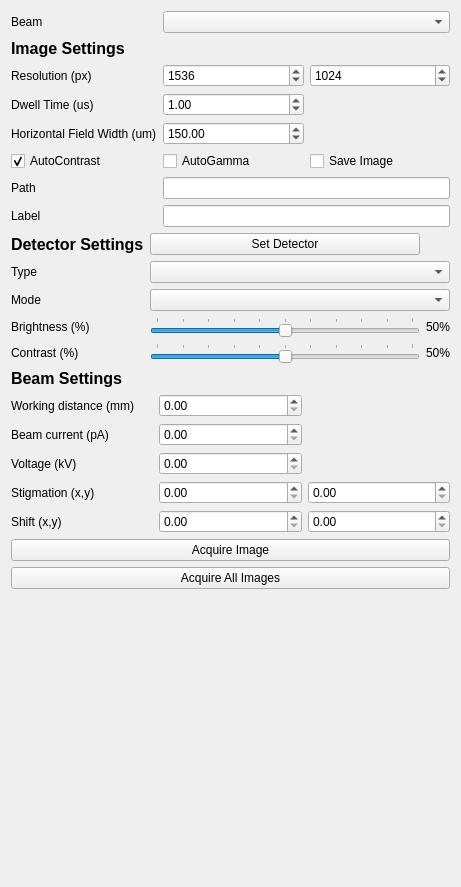
Old version of the form fibsem/ui/qtdesigner_files/ImageSettingsWidget.ui in the repository DeMarcoLab/fibsem.
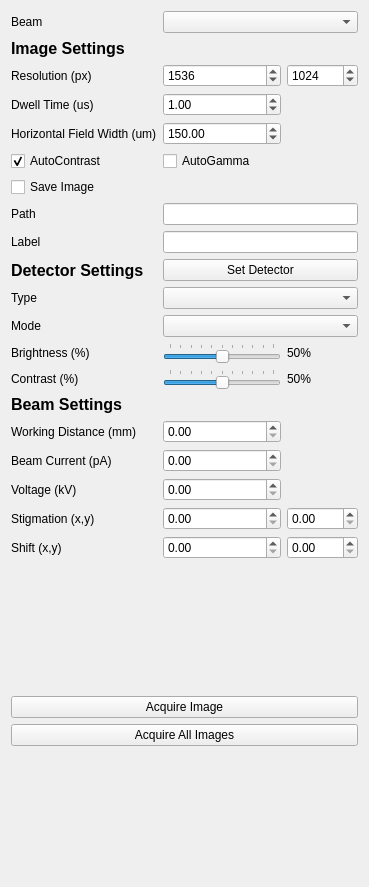
New version of the form.

```diff
--- a/fibsem/ui/qtdesigner_files/ImageSettingsWidget.ui
+++ b/fibsem/ui/qtdesigner_files/ImageSettingsWidget.ui
@@ -6,7 +6,7 @@
    <rect>
     <x>0</x>
     <y>0</y>
-    <width>461</width>
+    <width>369</width>
     <height>887</height>
    </rect>
   </property>
@@ -14,16 +14,78 @@
    <string>Form</string>
   </property>
   <layout class="QGridLayout" name="gridLayout">
-   <item row="0" column="1">
-    <layout class="QGridLayout" name="gridLayout_2">
-     <item row="6" column="0">
-      <widget class="QLabel" name="label_image_save_path">
+   <item row="9" column="1" colspan="2">
+    <widget class="QLineEdit" name="lineEdit_image_path"/>
+   </item>
+   <item row="10" column="0">
+    <widget class="QLabel" name="label_image_label">
        <property name="text">
-        <string>Path</string>
+      <string>Label</string>
        </property>
       </widget>
      </item>
-     <item row="2" column="1">
+   <item row="15" column="2">
+    <widget class="QLabel" name="contrast_label">
+     <property name="text">
+      <string>50%</string>
+     </property>
+    </widget>
+   </item>
+   <item row="15" column="1">
+    <widget class="QSlider" name="contrast">
+     <property name="maximum">
+      <number>100</number>
+     </property>
+     <property name="sliderPosition">
+      <number>50</number>
+     </property>
+     <property name="orientation">
+      <enum>Qt::Horizontal</enum>
+     </property>
+     <property name="tickPosition">
+      <enum>QSlider::TicksAbove</enum>
+     </property>
+     <property name="tickInterval">
+      <number>10</number>
+     </property>
+    </widget>
+   </item>
+   <item row="14" column="0">
+    <widget class="QLabel" name="label_4">
+     <property name="text">
+      <string>Brightness (%)</string>
+     </property>
+    </widget>
+   </item>
+   <item row="21" column="0">
+    <widget class="QLabel" name="label_12">
+     <property name="text">
+      <string>Shift (x,y)</string>
+     </property>
+    </widget>
+   </item>
+   <item row="20" column="2">
+    <widget class="QDoubleSpinBox" name="stigmation_y">
+     <property name="maximum">
+      <double>1000.000000000000000</double>
+     </property>
+    </widget>
+   </item>
+   <item row="23" column="0" colspan="3">
+    <widget class="QPushButton" name="pushButton_take_image">
+     <property name="text">
+      <string>Acquire Image</string>
+     </property>
+    </widget>
+   </item>
+   <item row="20" column="1">
+    <widget class="QDoubleSpinBox" name="stigmation_x">
+     <property name="maximum">
+      <double>1000.000000000000000</double>
+     </property>
+    </widget>
+   </item>
+   <item row="4" column="1">
       <widget class="QSpinBox" name="spinBox_resolution_x">
        <property name="minimum">
         <number>1</number>
@@ -36,27 +98,35 @@
        </property>
       </widget>
      </item>
-     <item row="4" column="0">
+   <item row="8" column="0">
+    <widget class="QCheckBox" name="checkBox_image_save_image">
+     <property name="text">
+      <string>Save Image</string>
+     </property>
+    </widget>
+   </item>
+   <item row="14" column="2">
+    <widget class="QLabel" name="brightness_label">
+     <property name="text">
+      <string>50%</string>
+     </property>
+    </widget>
+   </item>
+   <item row="6" column="0">
       <widget class="QLabel" name="label_image_hfw">
        <property name="text">
         <string>Horizontal Field Width (um)</string>
        </property>
       </widget>
      </item>
-     <item row="3" column="1">
-      <widget class="QDoubleSpinBox" name="doubleSpinBox_image_dwell_time">
-       <property name="maximum">
-        <double>10000000000000.000000000000000</double>
-       </property>
-       <property name="singleStep">
-        <double>0.010000000000000</double>
-       </property>
-       <property name="value">
-        <double>1.000000000000000</double>
+   <item row="7" column="1">
+    <widget class="QCheckBox" name="checkBox_image_use_autogamma">
+     <property name="text">
+      <string>AutoGamma</string>
        </property>
       </widget>
      </item>
-     <item row="4" column="1">
+   <item row="6" column="1">
       <widget class="QDoubleSpinBox" name="doubleSpinBox_image_hfw">
        <property name="maximum">
         <double>2700.000000000000000</double>
@@ -69,40 +139,36 @@
        </property>
       </widget>
      </item>
-     <item row="5" column="2">
-      <widget class="QCheckBox" name="checkBox_image_save_image">
-       <property name="text">
-        <string>Save Image</string>
+   <item row="14" column="1">
+    <widget class="QSlider" name="brightness">
+     <property name="maximum">
+      <number>100</number>
+     </property>
+     <property name="sliderPosition">
+      <number>50</number>
+     </property>
+     <property name="orientation">
+      <enum>Qt::Horizontal</enum>
+     </property>
+     <property name="invertedAppearance">
+      <bool>false</bool>
+     </property>
+     <property name="tickPosition">
+      <enum>QSlider::TicksAbove</enum>
+     </property>
+     <property name="tickInterval">
+      <number>10</number>
        </property>
       </widget>
      </item>
-     <item row="0" column="1" colspan="2">
-      <widget class="QComboBox" name="selected_beam"/>
-     </item>
      <item row="5" column="0">
-      <widget class="QCheckBox" name="checkBox_image_use_autocontrast">
-       <property name="text">
-        <string>AutoContrast</string>
-       </property>
-       <property name="checked">
-        <bool>true</bool>
-       </property>
-      </widget>
-     </item>
-     <item row="7" column="1" colspan="2">
-      <widget class="QLineEdit" name="lineEdit_image_label"/>
-     </item>
-     <item row="3" column="0">
       <widget class="QLabel" name="label_image_dwell_time">
        <property name="text">
         <string>Dwell Time (us)</string>
        </property>
       </widget>
      </item>
-     <item row="6" column="1" colspan="2">
-      <widget class="QLineEdit" name="lineEdit_image_path"/>
-     </item>
-     <item row="2" column="2">
+   <item row="4" column="2">
       <widget class="QSpinBox" name="spinBox_resolution_y">
        <property name="minimum">
         <number>1</number>
@@ -115,15 +181,8 @@
        </property>
       </widget>
      </item>
-     <item row="7" column="0">
-      <widget class="QLabel" name="label_image_label">
-       <property name="text">
-        <string>Label</string>
-       </property>
-      </widget>
-     </item>
-     <item row="1" column="0" colspan="3">
-      <widget class="QLabel" name="label_title">
+   <item row="16" column="0" colspan="2">
+    <widget class="QLabel" name="label_6">
        <property name="font">
         <font>
          <pointsize>12</pointsize>
@@ -132,50 +191,81 @@
         </font>
        </property>
        <property name="text">
-        <string>Image Settings</string>
+      <string>Beam Settings</string>
        </property>
       </widget>
      </item>
-     <item row="2" column="0">
+   <item row="15" column="0">
+    <widget class="QLabel" name="label_5">
+     <property name="text">
+      <string>Contrast (%)</string>
+     </property>
+    </widget>
+   </item>
+   <item row="21" column="2">
+    <widget class="QDoubleSpinBox" name="shift_y">
+     <property name="maximum">
+      <double>1000.000000000000000</double>
+     </property>
+    </widget>
+   </item>
+   <item row="4" column="0">
       <widget class="QLabel" name="label_image_resolution">
        <property name="text">
         <string>Resolution (px)</string>
        </property>
       </widget>
      </item>
-     <item row="5" column="1">
-      <widget class="QCheckBox" name="checkBox_image_use_autogamma">
+   <item row="24" column="0" colspan="3">
+    <widget class="QPushButton" name="pushButton_take_all_images">
        <property name="text">
-        <string>AutoGamma</string>
+      <string>Acquire All Images</string>
        </property>
       </widget>
      </item>
-     <item row="0" column="0">
+   <item row="2" column="0">
+    <widget class="QLabel" name="label_title">
+     <property name="font">
+      <font>
+       <pointsize>12</pointsize>
+       <weight>75</weight>
+       <bold>true</bold>
+      </font>
+     </property>
+     <property name="text">
+      <string>Image Settings</string>
+     </property>
+    </widget>
+   </item>
+   <item row="20" column="0">
+    <widget class="QLabel" name="label_11">
+     <property name="text">
+      <string>Stigmation (x,y)</string>
+     </property>
+    </widget>
+   </item>
+   <item row="17" column="1">
+    <widget class="QDoubleSpinBox" name="working_distance">
+     <property name="maximum">
+      <double>1000.000000000000000</double>
+     </property>
+    </widget>
+   </item>
+   <item row="9" column="0">
+    <widget class="QLabel" name="label_image_save_path">
+     <property name="text">
+      <string>Path</string>
+     </property>
+    </widget>
+   </item>
+   <item row="1" column="0">
       <widget class="QLabel" name="label_8">
        <property name="text">
         <string>Beam</string>
        </property>
       </widget>
      </item>
-    </layout>
-   </item>
-   <item row="1" column="1">
-    <layout class="QGridLayout" name="gridLayout_3">
-     <item row="3" column="0">
-      <widget class="QLabel" name="label_3">
-       <property name="text">
-        <string>Mode</string>
-       </property>
-      </widget>
-     </item>
-     <item row="5" column="2">
-      <widget class="QLabel" name="contrast_label">
-       <property name="text">
-        <string>50%</string>
-       </property>
-      </widget>
-     </item>
-     <item row="0" column="0">
+   <item row="11" column="0">
       <widget class="QLabel" name="label">
        <property name="font">
         <font>
@@ -189,205 +279,92 @@
        </property>
       </widget>
      </item>
-     <item row="4" column="0">
-      <widget class="QLabel" name="label_4">
-       <property name="text">
-        <string>Brightness (%)</string>
-       </property>
-      </widget>
-     </item>
-     <item row="5" column="1">
-      <widget class="QSlider" name="contrast">
+   <item row="18" column="1">
+    <widget class="QDoubleSpinBox" name="beam_current">
        <property name="maximum">
-        <number>100</number>
-       </property>
-       <property name="sliderPosition">
-        <number>50</number>
-       </property>
-       <property name="orientation">
-        <enum>Qt::Horizontal</enum>
-       </property>
-       <property name="tickPosition">
-        <enum>QSlider::TicksAbove</enum>
-       </property>
-       <property name="tickInterval">
-        <number>10</number>
-       </property>
-      </widget>
-     </item>
-     <item row="4" column="2">
-      <widget class="QLabel" name="brightness_label">
+      <double>1000.000000000000000</double>
+     </property>
+    </widget>
+   </item>
+   <item row="18" column="0">
+    <widget class="QLabel" name="label_9">
        <property name="text">
-        <string>50%</string>
+      <string>Beam Current (pA)</string>
        </property>
       </widget>
      </item>
-     <item row="5" column="0">
-      <widget class="QLabel" name="label_5">
-       <property name="text">
-        <string>Contrast (%)</string>
-       </property>
-      </widget>
-     </item>
-     <item row="0" column="1">
-      <widget class="QPushButton" name="set_detector">
-       <property name="text">
-        <string>Set Detector</string>
-       </property>
-      </widget>
-     </item>
-     <item row="4" column="1">
-      <widget class="QSlider" name="brightness">
-       <property name="maximum">
-        <number>100</number>
-       </property>
-       <property name="sliderPosition">
-        <number>50</number>
-       </property>
-       <property name="orientation">
-        <enum>Qt::Horizontal</enum>
-       </property>
-       <property name="invertedAppearance">
-        <bool>false</bool>
-       </property>
-       <property name="tickPosition">
-        <enum>QSlider::TicksAbove</enum>
-       </property>
-       <property name="tickInterval">
-        <number>10</number>
-       </property>
-      </widget>
-     </item>
-     <item row="2" column="0">
+   <item row="12" column="0">
       <widget class="QLabel" name="label_2">
        <property name="text">
         <string>Type</string>
        </property>
       </widget>
      </item>
-     <item row="2" column="1" colspan="2">
-      <widget class="QComboBox" name="type"/>
-     </item>
-     <item row="3" column="1" colspan="2">
-      <widget class="QComboBox" name="mode"/>
-     </item>
-    </layout>
-   </item>
-   <item row="2" column="1">
-    <layout class="QGridLayout" name="gridLayout_4" columnminimumwidth="0,0,0">
-     <item row="6" column="0" colspan="3">
-      <widget class="QPushButton" name="pushButton_take_image">
-       <property name="text">
-        <string>Acquire Image</string>
-       </property>
-      </widget>
-     </item>
-     <item row="2" column="0">
-      <widget class="QLabel" name="label_9">
-       <property name="text">
-        <string>Beam current (pA)</string>
-       </property>
-      </widget>
-     </item>
-     <item row="1" column="0">
-      <widget class="QLabel" name="label_7">
-       <property name="text">
-        <string>Working distance (mm)</string>
-       </property>
-      </widget>
-     </item>
-     <item row="4" column="2">
-      <widget class="QDoubleSpinBox" name="stigmation_y">
-       <property name="maximum">
-        <double>1000.000000000000000</double>
-       </property>
-      </widget>
-     </item>
-     <item row="3" column="0">
-      <widget class="QLabel" name="label_10">
-       <property name="text">
-        <string>Voltage (kV)</string>
-       </property>
-      </widget>
-     </item>
-     <item row="2" column="1">
-      <widget class="QDoubleSpinBox" name="beam_current">
-       <property name="maximum">
-        <double>1000.000000000000000</double>
-       </property>
-      </widget>
-     </item>
-     <item row="5" column="0">
-      <widget class="QLabel" name="label_12">
-       <property name="text">
-        <string>Shift (x,y)</string>
-       </property>
-      </widget>
-     </item>
-     <item row="0" column="0">
-      <widget class="QLabel" name="label_6">
-       <property name="font">
-        <font>
-         <pointsize>12</pointsize>
-         <weight>75</weight>
-         <bold>true</bold>
-        </font>
-       </property>
-       <property name="text">
-        <string>Beam Settings</string>
-       </property>
-      </widget>
-     </item>
-     <item row="4" column="0">
-      <widget class="QLabel" name="label_11">
-       <property name="text">
-        <string>Stigmation (x,y)</string>
-       </property>
-      </widget>
-     </item>
-     <item row="3" column="1">
+   <item row="19" column="1">
       <widget class="QDoubleSpinBox" name="beam_voltage">
        <property name="maximum">
         <double>100000.000000000000000</double>
        </property>
       </widget>
      </item>
-     <item row="5" column="1">
+   <item row="7" column="0">
+    <widget class="QCheckBox" name="checkBox_image_use_autocontrast">
+     <property name="text">
+      <string>AutoContrast</string>
+     </property>
+     <property name="checked">
+      <bool>true</bool>
+     </property>
+    </widget>
+   </item>
+   <item row="21" column="1">
       <widget class="QDoubleSpinBox" name="shift_x">
        <property name="maximum">
         <double>1000.000000000000000</double>
        </property>
       </widget>
      </item>
-     <item row="1" column="1">
-      <widget class="QDoubleSpinBox" name="working_distance">
-       <property name="maximum">
-        <double>1000.000000000000000</double>
+   <item row="19" column="0">
+    <widget class="QLabel" name="label_10">
+     <property name="text">
+      <string>Voltage (kV)</string>
        </property>
       </widget>
      </item>
-     <item row="7" column="0" colspan="3">
-      <widget class="QPushButton" name="pushButton_take_all_images">
-       <property name="text">
-        <string>Acquire All Images</string>
-       </property>
-      </widget>
-     </item>
-     <item row="4" column="1">
-      <widget class="QDoubleSpinBox" name="stigmation_x">
-       <property name="maximum">
-        <double>1000.000000000000000</double>
+   <item row="10" column="1" colspan="2">
+    <widget class="QLineEdit" name="lineEdit_image_label"/>
+   </item>
+   <item row="5" column="1">
+    <widget class="QDoubleSpinBox" name="doubleSpinBox_image_dwell_time">
+     <property name="maximum">
+      <double>10000000000000.000000000000000</double>
+     </property>
+     <property name="singleStep">
+      <double>0.010000000000000</double>
+     </property>
+     <property name="value">
+      <double>1.000000000000000</double>
+     </property>
+    </widget>
+   </item>
+   <item row="17" column="0">
+    <widget class="QLabel" name="label_7">
+     <property name="text">
+      <string>Working Distance (mm)</string>
        </property>
       </widget>
      </item>
-     <item row="5" column="2">
-      <widget class="QDoubleSpinBox" name="shift_y">
-       <property name="maximum">
-        <double>1000.000000000000000</double>
+   <item row="13" column="0">
+    <widget class="QLabel" name="label_3">
+     <property name="text">
+      <string>Mode</string>
        </property>
       </widget>
      </item>
-     <item row="8" column="0" colspan="3">
+   <item row="1" column="1" colspan="2">
+    <widget class="QComboBox" name="selected_beam"/>
+   </item>
+   <item row="25" column="0" colspan="3">
       <spacer name="verticalSpacer">
        <property name="orientation">
         <enum>Qt::Vertical</enum>
@@ -400,7 +377,31 @@
        </property>
       </spacer>
      </item>
-    </layout>
+   <item row="12" column="1" colspan="2">
+    <widget class="QComboBox" name="type"/>
+   </item>
+   <item row="13" column="1" colspan="2">
+    <widget class="QComboBox" name="mode"/>
+   </item>
+   <item row="11" column="1" colspan="2">
+    <widget class="QPushButton" name="set_detector">
+     <property name="text">
+      <string>Set Detector</string>
+     </property>
+    </widget>
+   </item>
+   <item row="22" column="0" colspan="3">
+    <spacer name="verticalSpacer_2">
+     <property name="orientation">
+      <enum>Qt::Vertical</enum>
+     </property>
+     <property name="sizeHint" stdset="0">
+      <size>
+       <width>20</width>
+       <height>40</height>
+      </size>
+     </property>
+    </spacer>
    </item>
   </layout>
  </widget>
```
Lines whose indentation alone changed are shown as unchanged.
